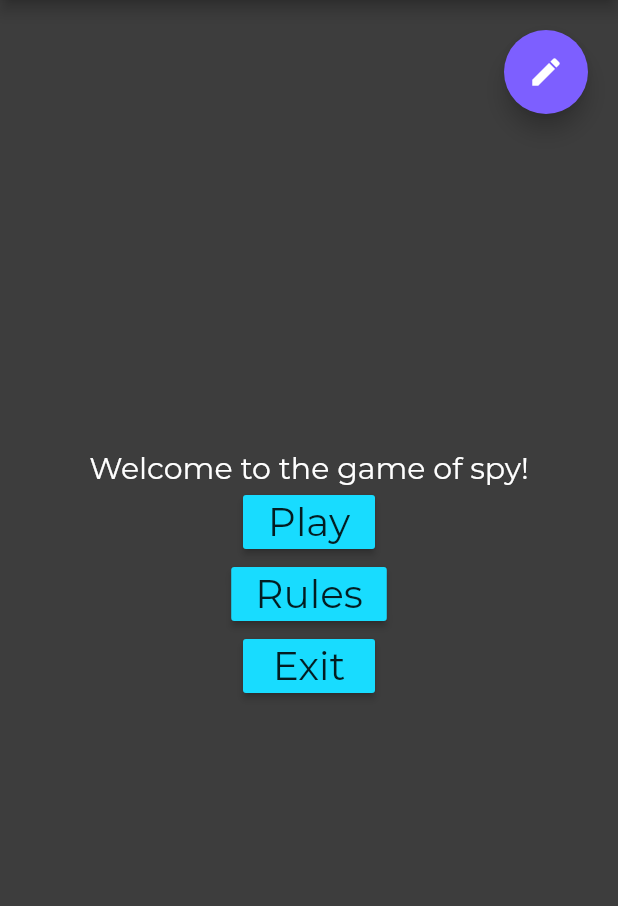
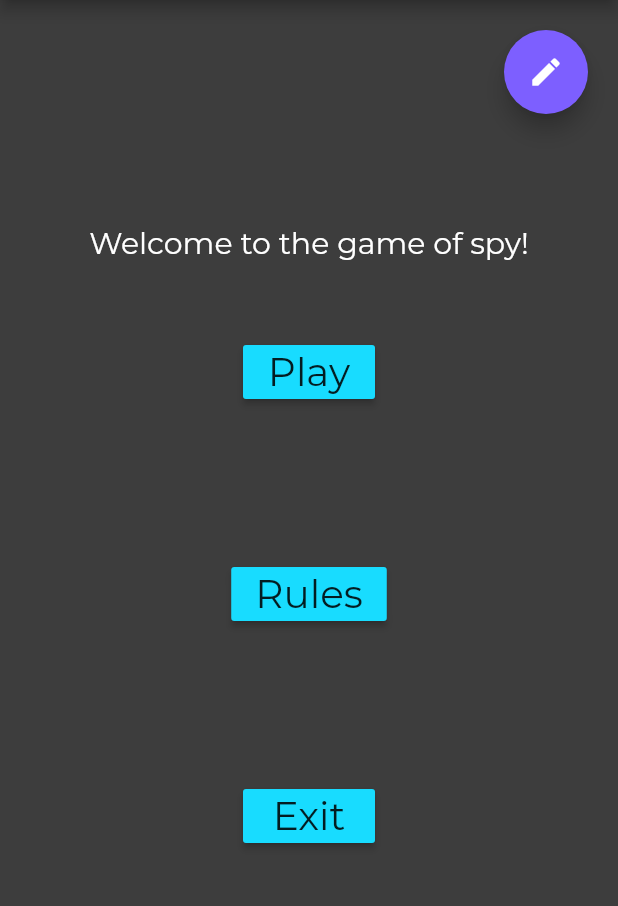
Before and after one commit to happynger/My_SpyGame, a Flutter app: the screen it shows after launch, on a phone screen of 412 x 824 dp, the part 84-990 px from its top. Run offline on Flutter 3.47's test engine with Material 2 defaults, Android fonts, the phone set to English and light mode, and no system bars.

Commit message:
Some changes to the info round and mainmenu

```diff
--- a/spy/lib/screens/inforound/inforound.dart
+++ b/spy/lib/screens/inforound/inforound.dart
@@ -49,9 +49,6 @@ class InfoRoundState extends State<InfoRound>
               alignment: _alignment,
               child: GestureDetector(
                 child: Eblur(),
-                //onTapDown: (_) => onOpenCase(),
-                //onTapUp: (_) => onCloseCase(),
-                //onTapCancel: () => onCloseCase(),
                 onVerticalDragStart: (_) => onOpenCase(),
                 onVerticalDragEnd: (_) => onCloseCase(),
                 onVerticalDragCancel: () => onCloseCase(),
--- a/spy/lib/screens/mainmenu/main_menu.dart
+++ b/spy/lib/screens/mainmenu/main_menu.dart
@@ -33,17 +33,26 @@ class MainMenu extends StatelessWidget {
                 'Welcome to the game of spy!',
                 style: TextStyle(fontSize: 20),
               ),
-              RaisedButton(
+              Container(
+                padding: EdgeInsets.all(50),
+                child: RaisedButton(
                   onPressed: () => _onPlayPress(context),
                   child: Text('Play', style: TextStyle(fontSize: 26),),
                 ),
-              RaisedButton(
+              ),
+              Container(
+                padding: EdgeInsets.all(50),
+                child: RaisedButton(
                   onPressed: () => _onPressRules(context),
                   child: Text('Rules', style: TextStyle(fontSize: 26)),
                 ),
-              RaisedButton(
+              ),
+              Container(
+                padding: EdgeInsets.all(50),
+                child: RaisedButton(
                   onPressed: () { exit(0); },
                   child: Text('Exit', style: TextStyle(fontSize: 26)),
+                ),
               )
             ],
           ),
```
Lines whose indentation alone changed are shown as unchanged.
